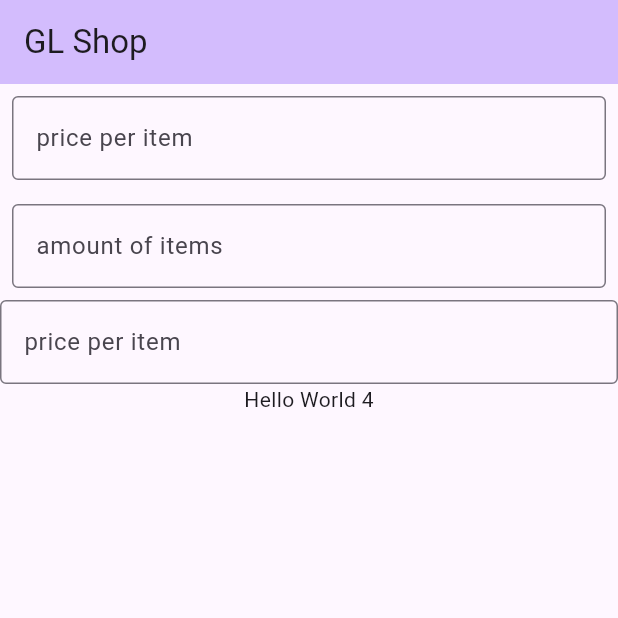
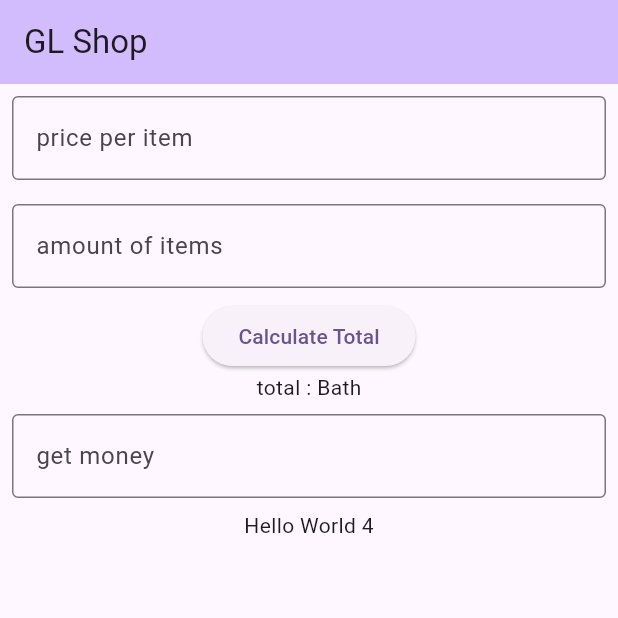
Before and after one commit to baaanaga/firstapp, a Flutter app: the screen it shows after launch, on a phone screen of 412 x 824 dp, the top half of it. Run offline on Flutter 3.47's test engine with Material 3 defaults, Android fonts, the phone set to English and light mode, and no system bars; our stand-ins replace material_ui.

Commit message:
Add receiveMoneyTextField

```diff
--- a/lib/main.dart
+++ b/lib/main.dart
@@ -40,24 +40,29 @@ class _MyHomePageState extends State<MyHomePage> {
         children: [
           Padding(
             padding: const EdgeInsets.all(8.0),
-            child: priceTextField(),
+            child: priceTextField("price per item"),
           ),
           Padding(
             padding: const EdgeInsets.all(8.0),
-            child: amountTextField(),
+            child: amountTextField("amount of items"),
           ),
-          priceTextField(),
+          calculateButton(),
+          showTotalText(),
+          Padding(
+            padding: const EdgeInsets.all(8.0),
+            child: receiveMoneyTextField("get money"),
+          ),
           Text("Hello World 4")
         ],
       )
     );
   }
 
-  Widget priceTextField() {
+  Widget priceTextField(String text) {
     return TextField(
       decoration: InputDecoration(
         border: OutlineInputBorder(),
-        labelText: "price per item",
+        labelText: text,
       ),
       keyboardType: TextInputType.number,
       inputFormatters: <TextInputFormatter>[
@@ -66,11 +71,11 @@ class _MyHomePageState extends State<MyHomePage> {
     );
   }
 
-  Widget amountTextField() {
+  Widget amountTextField(String text) {
     return TextField(
       decoration: InputDecoration(
         border: OutlineInputBorder(),
-        labelText: "amount of items"
+        labelText: text,
       ),
       keyboardType: TextInputType.number,
       inputFormatters: <TextInputFormatter>[
@@ -79,6 +84,18 @@ class _MyHomePageState extends State<MyHomePage> {
     );
   }
 
+  Widget receiveMoneyTextField(String text) {
+      return TextField(
+        decoration: InputDecoration(
+          border: OutlineInputBorder(),
+          labelText: text,
+        ),
+        keyboardType: TextInputType.number,
+        inputFormatters: <TextInputFormatter>[
+          FilteringTextInputFormatter.digitsOnly,
+        ],
+      );
+    }
   Widget calculateButton() {
     return ElevatedButton(onPressed: () {}, child: Text("Calculate Total"));
   }
```
